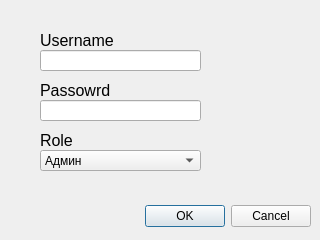
This is optimization_methods/windows/mainWindows/add_user_dialog_ui.ui in iam-nii/NRS-01 as Qt 5 draws it before an edit. The edited form follows.
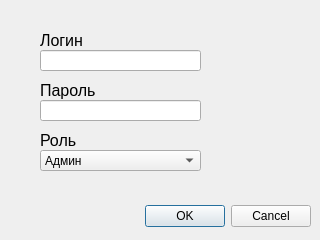
This is the edited form.

What changed in the file:
```diff
--- a/optimization_methods/windows/mainWindows/add_user_dialog_ui.ui
+++ b/optimization_methods/windows/mainWindows/add_user_dialog_ui.ui
@@ -84,7 +84,7 @@
     </font>
    </property>
    <property name="text">
-    <string>Username</string>
+    <string>Логин</string>
    </property>
   </widget>
   <widget class="QLabel" name="label_2">
@@ -102,7 +102,7 @@
     </font>
    </property>
    <property name="text">
-    <string>Passowrd</string>
+    <string>Пароль</string>
    </property>
   </widget>
   <widget class="QLabel" name="label_3">
@@ -120,7 +120,7 @@
     </font>
    </property>
    <property name="text">
-    <string>Role</string>
+    <string>Роль</string>
    </property>
   </widget>
  </widget>
```
Left out of the diff: 2 changed lines with no effect on the pictures.
